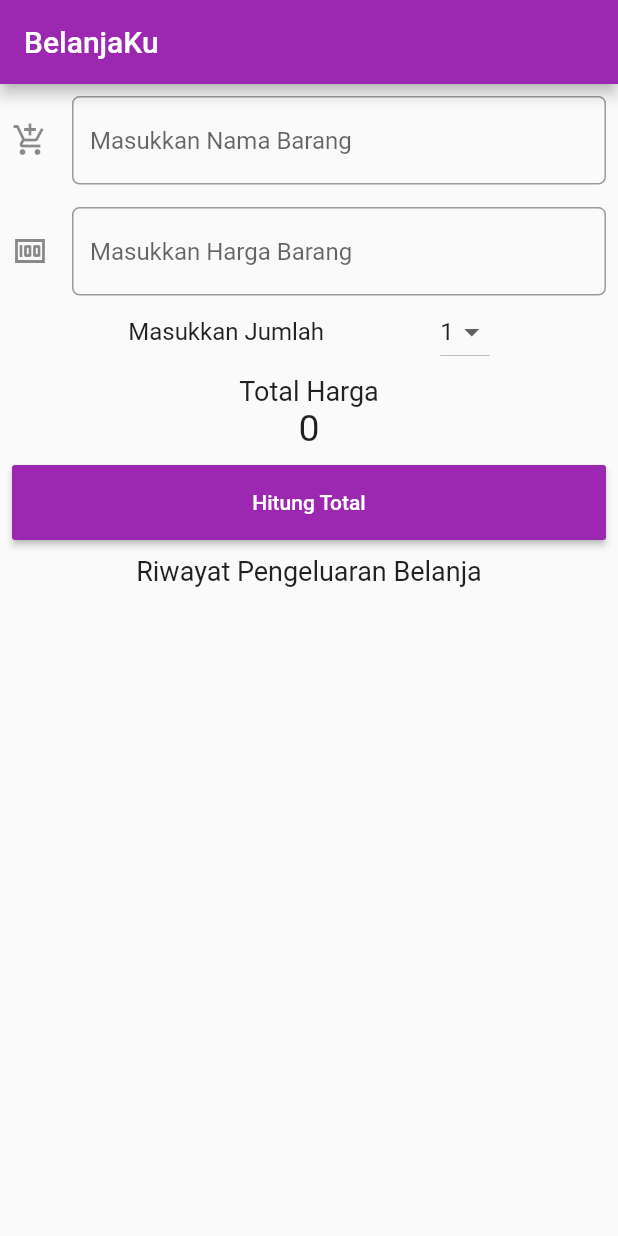
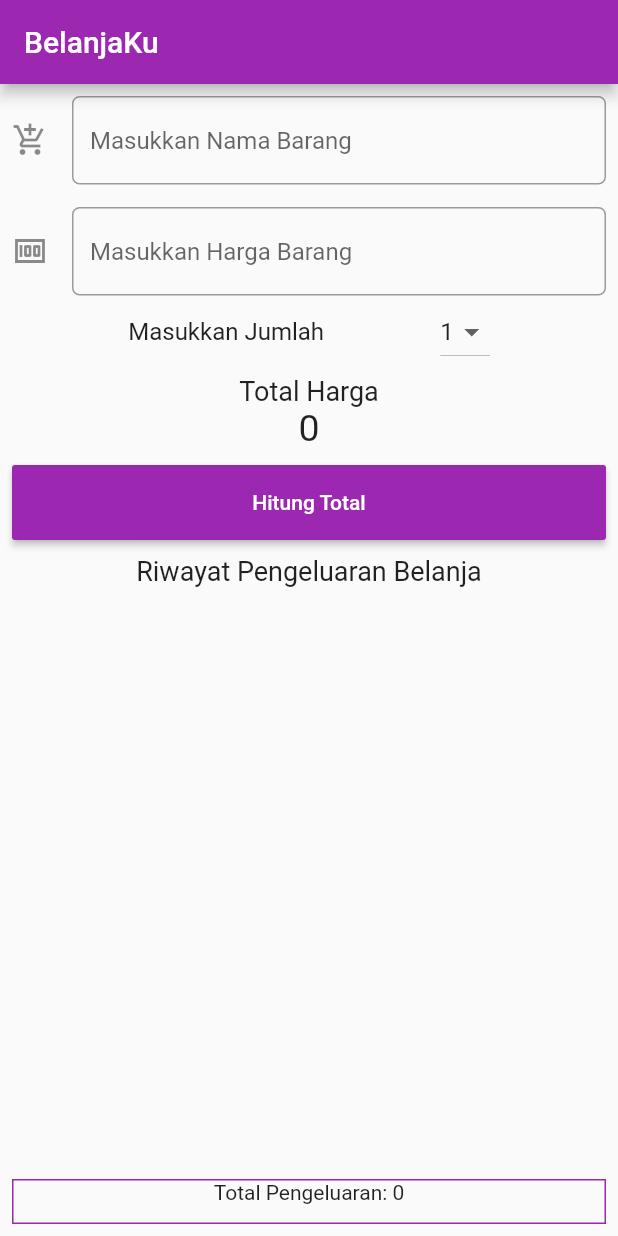
Before and after one commit to sofiaaprilina/Kuis1_mobile, a Flutter app: the screen it shows after launch, on a phone screen of 412 x 824 dp. Run offline on Flutter 3.47's test engine with Material 2 defaults, Android fonts, the phone set to English and light mode, and no system bars.

Commit message:
Menampilkan perhitungan total pengeluaran

```diff
--- a/lib/main.dart
+++ b/lib/main.dart
@@ -51,6 +51,7 @@ class _MyAppState extends State<MyApp> {
       else{
         harga = harga * 5; //nilai variabel harga terbaru
       }
+      total+=harga; //menghitung total pengeluaran berdasarkan harga dari tiap barang-barang
       listViewItem.add("$barang "+ '$harga'); //untuk menambahkan daftar pada ListView
     });
   }
@@ -166,6 +167,31 @@ class _MyAppState extends State<MyApp> {
                       ));
                 }).toList()),
               ),
+              Container(
+                height: 30.0,
+                width: double.infinity,
+                child: Text(
+                  "Total Pengeluaran: "+ '$total',
+                  textAlign: TextAlign.center,
+                  style: TextStyle(fontSize: 14, color: Colors.black87),
+                ),
+                decoration: BoxDecoration(
+                  border: Border(
+                    top: BorderSide(
+                      color: Colors.purple,
+                    ),
+                    right: BorderSide(
+                      color: Colors.purple,
+                    ),
+                    left: BorderSide(
+                      color: Colors.purple,
+                    ),
+                    bottom: BorderSide(
+                      color: Colors.purple,
+                    ),
+                  )
+                ),
+              ),
             ],
           ),
         ),
```
